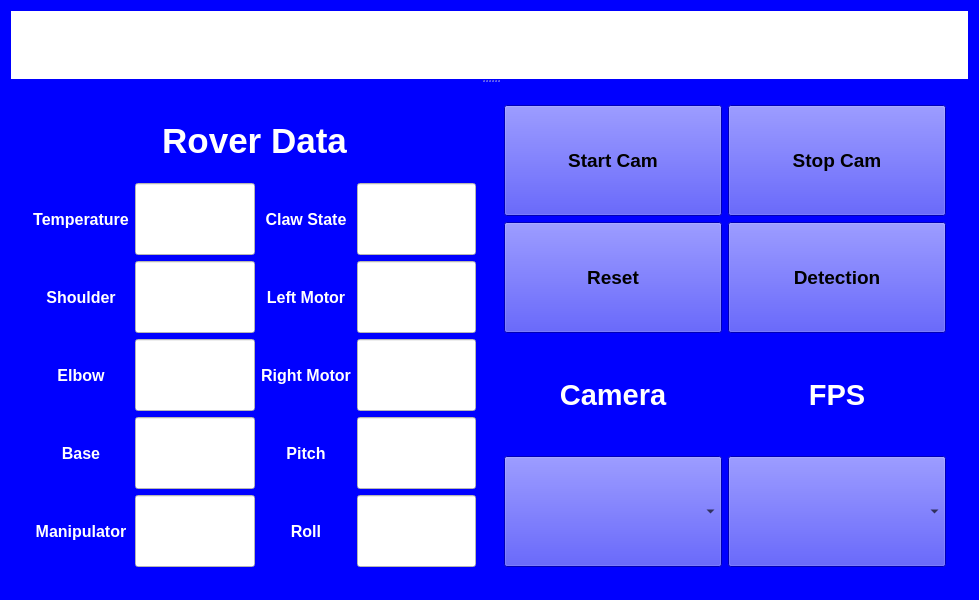
This is MainWindow/mainwindow.ui in RASC-AL/UX as Qt 5 draws it before an edit. The edited form follows.
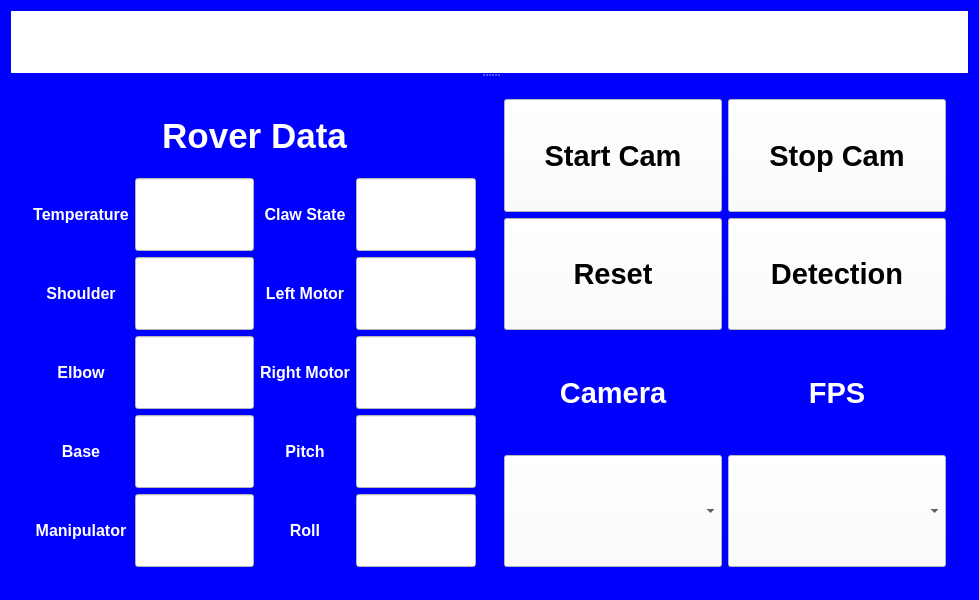
This is the edited form. Icons and pictures are not drawn.

```diff
--- a/MainWindow/mainwindow.ui
+++ b/MainWindow/mainwindow.ui
@@ -63,6 +63,7 @@
             </property>
             <property name="font">
              <font>
+              <family>Ubuntu</family>
               <pointsize>12</pointsize>
               <weight>75</weight>
               <bold>true</bold>
@@ -89,6 +90,7 @@
             </property>
             <property name="font">
              <font>
+              <family>Ubuntu</family>
               <pointsize>12</pointsize>
               <weight>75</weight>
               <bold>true</bold>
@@ -113,9 +115,24 @@
               <verstretch>1</verstretch>
              </sizepolicy>
             </property>
+            <property name="font">
+             <font>
+              <family>Ubuntu</family>
+              <pointsize>12</pointsize>
+              <weight>75</weight>
+              <italic>false</italic>
+              <bold>true</bold>
+             </font>
+            </property>
             <property name="styleSheet">
              <string notr="true">background-color: rgb(255, 255, 255);</string>
             </property>
+            <property name="alignment">
+             <set>Qt::AlignCenter</set>
+            </property>
+            <property name="readOnly">
+             <bool>true</bool>
+            </property>
            </widget>
           </item>
           <item row="5" column="0">
@@ -128,6 +145,7 @@
             </property>
             <property name="font">
              <font>
+              <family>Ubuntu</family>
               <pointsize>12</pointsize>
               <weight>75</weight>
               <bold>true</bold>
@@ -152,9 +170,24 @@
               <verstretch>1</verstretch>
              </sizepolicy>
             </property>
+            <property name="font">
+             <font>
+              <family>Ubuntu</family>
+              <pointsize>12</pointsize>
+              <weight>75</weight>
+              <italic>false</italic>
+              <bold>true</bold>
+             </font>
+            </property>
             <property name="styleSheet">
              <string notr="true">background-color: rgb(255, 255, 255);</string>
             </property>
+            <property name="alignment">
+             <set>Qt::AlignCenter</set>
+            </property>
+            <property name="readOnly">
+             <bool>true</bool>
+            </property>
            </widget>
           </item>
           <item row="3" column="2">
@@ -167,6 +200,7 @@
             </property>
             <property name="font">
              <font>
+              <family>Ubuntu</family>
               <pointsize>12</pointsize>
               <weight>75</weight>
               <bold>true</bold>
@@ -191,9 +225,24 @@
               <verstretch>1</verstretch>
              </sizepolicy>
             </property>
+            <property name="font">
+             <font>
+              <family>Ubuntu</family>
+              <pointsize>12</pointsize>
+              <weight>75</weight>
+              <italic>false</italic>
+              <bold>true</bold>
+             </font>
+            </property>
             <property name="styleSheet">
              <string notr="true">background-color: rgb(255, 255, 255);</string>
             </property>
+            <property name="alignment">
+             <set>Qt::AlignCenter</set>
+            </property>
+            <property name="readOnly">
+             <bool>true</bool>
+            </property>
            </widget>
           </item>
           <item row="4" column="1">
@@ -204,9 +253,24 @@
               <verstretch>1</verstretch>
              </sizepolicy>
             </property>
+            <property name="font">
+             <font>
+              <family>Ubuntu</family>
+              <pointsize>12</pointsize>
+              <weight>75</weight>
+              <italic>false</italic>
+              <bold>true</bold>
+             </font>
+            </property>
             <property name="styleSheet">
              <string notr="true">background-color: rgb(255, 255, 255);</string>
             </property>
+            <property name="alignment">
+             <set>Qt::AlignCenter</set>
+            </property>
+            <property name="readOnly">
+             <bool>true</bool>
+            </property>
            </widget>
           </item>
           <item row="1" column="3">
@@ -217,9 +281,24 @@
               <verstretch>1</verstretch>
              </sizepolicy>
             </property>
+            <property name="font">
+             <font>
+              <family>Ubuntu</family>
+              <pointsize>12</pointsize>
+              <weight>75</weight>
+              <italic>false</italic>
+              <bold>true</bold>
+             </font>
+            </property>
             <property name="styleSheet">
              <string notr="true">background-color: rgb(255, 255, 255);</string>
             </property>
+            <property name="alignment">
+             <set>Qt::AlignCenter</set>
+            </property>
+            <property name="readOnly">
+             <bool>true</bool>
+            </property>
            </widget>
           </item>
           <item row="1" column="2">
@@ -232,6 +311,7 @@
             </property>
             <property name="font">
              <font>
+              <family>Ubuntu</family>
               <pointsize>12</pointsize>
               <weight>75</weight>
               <bold>true</bold>
@@ -258,6 +338,7 @@
             </property>
             <property name="font">
              <font>
+              <family>Ubuntu</family>
               <pointsize>12</pointsize>
               <weight>75</weight>
               <bold>true</bold>
@@ -282,9 +363,24 @@
               <verstretch>1</verstretch>
              </sizepolicy>
             </property>
+            <property name="font">
+             <font>
+              <family>Ubuntu</family>
+              <pointsize>12</pointsize>
+              <weight>75</weight>
+              <italic>false</italic>
+              <bold>true</bold>
+             </font>
+            </property>
             <property name="styleSheet">
              <string notr="true">background-color: rgb(255, 255, 255);</string>
             </property>
+            <property name="alignment">
+             <set>Qt::AlignCenter</set>
+            </property>
+            <property name="readOnly">
+             <bool>true</bool>
+            </property>
            </widget>
           </item>
           <item row="2" column="2">
@@ -297,6 +393,7 @@
             </property>
             <property name="font">
              <font>
+              <family>Ubuntu</family>
               <pointsize>12</pointsize>
               <weight>75</weight>
               <bold>true</bold>
@@ -321,9 +418,24 @@
               <verstretch>1</verstretch>
              </sizepolicy>
             </property>
+            <property name="font">
+             <font>
+              <family>Ubuntu</family>
+              <pointsize>12</pointsize>
+              <weight>75</weight>
+              <italic>false</italic>
+              <bold>true</bold>
+             </font>
+            </property>
             <property name="styleSheet">
              <string notr="true">background-color: rgb(255, 255, 255);</string>
             </property>
+            <property name="alignment">
+             <set>Qt::AlignCenter</set>
+            </property>
+            <property name="readOnly">
+             <bool>true</bool>
+            </property>
            </widget>
           </item>
           <item row="5" column="1">
@@ -334,9 +446,24 @@
               <verstretch>1</verstretch>
              </sizepolicy>
             </property>
+            <property name="font">
+             <font>
+              <family>Ubuntu</family>
+              <pointsize>12</pointsize>
+              <weight>75</weight>
+              <italic>false</italic>
+              <bold>true</bold>
+             </font>
+            </property>
             <property name="styleSheet">
              <string notr="true">background-color: rgb(255, 255, 255);</string>
             </property>
+            <property name="alignment">
+             <set>Qt::AlignCenter</set>
+            </property>
+            <property name="readOnly">
+             <bool>true</bool>
+            </property>
            </widget>
           </item>
           <item row="3" column="0">
@@ -349,6 +476,7 @@
             </property>
             <property name="font">
              <font>
+              <family>Ubuntu</family>
               <pointsize>12</pointsize>
               <weight>75</weight>
               <bold>true</bold>
@@ -402,9 +530,24 @@
               <verstretch>1</verstretch>
              </sizepolicy>
             </property>
+            <property name="font">
+             <font>
+              <family>Ubuntu</family>
+              <pointsize>12</pointsize>
+              <weight>75</weight>
+              <italic>false</italic>
+              <bold>true</bold>
+             </font>
+            </property>
             <property name="styleSheet">
              <string notr="true">background-color: rgb(255, 255, 255);</string>
             </property>
+            <property name="alignment">
+             <set>Qt::AlignCenter</set>
+            </property>
+            <property name="readOnly">
+             <bool>true</bool>
+            </property>
            </widget>
           </item>
           <item row="4" column="2">
@@ -417,6 +560,7 @@
             </property>
             <property name="font">
              <font>
+              <family>Ubuntu</family>
               <pointsize>12</pointsize>
               <weight>75</weight>
               <bold>true</bold>
@@ -443,6 +587,7 @@
             </property>
             <property name="font">
              <font>
+              <family>Ubuntu</family>
               <pointsize>12</pointsize>
               <weight>75</weight>
               <bold>true</bold>
@@ -467,9 +612,24 @@
               <verstretch>1</verstretch>
              </sizepolicy>
             </property>
+            <property name="font">
+             <font>
+              <family>Ubuntu</family>
+              <pointsize>12</pointsize>
+              <weight>75</weight>
+              <italic>false</italic>
+              <bold>true</bold>
+             </font>
+            </property>
             <property name="styleSheet">
              <string notr="true">background-color: rgb(255, 255, 255);</string>
             </property>
+            <property name="alignment">
+             <set>Qt::AlignCenter</set>
+            </property>
+            <property name="readOnly">
+             <bool>true</bool>
+            </property>
            </widget>
           </item>
          </layout>
@@ -494,11 +654,16 @@
             </property>
             <property name="font">
              <font>
-              <pointsize>14</pointsize>
+              <family>Ubuntu</family>
+              <pointsize>22</pointsize>
               <weight>75</weight>
+              <italic>false</italic>
               <bold>true</bold>
              </font>
             </property>
+            <property name="styleSheet">
+             <string notr="true">background-color: rgb(255, 255, 255);</string>
+            </property>
             <property name="text">
              <string>Start Cam</string>
             </property>
@@ -514,11 +679,16 @@
             </property>
             <property name="font">
              <font>
-              <pointsize>14</pointsize>
+              <family>Ubuntu</family>
+              <pointsize>22</pointsize>
               <weight>75</weight>
+              <italic>false</italic>
               <bold>true</bold>
              </font>
             </property>
+            <property name="styleSheet">
+             <string notr="true">background-color: rgb(255, 255, 255);</string>
+            </property>
             <property name="text">
              <string>Stop Cam</string>
             </property>
@@ -534,11 +704,16 @@
             </property>
             <property name="font">
              <font>
-              <pointsize>14</pointsize>
+              <family>Ubuntu</family>
+              <pointsize>22</pointsize>
               <weight>75</weight>
+              <italic>false</italic>
               <bold>true</bold>
              </font>
             </property>
+            <property name="styleSheet">
+             <string notr="true">background-color: rgb(255, 255, 255);</string>
+            </property>
             <property name="text">
              <string>Reset</string>
             </property>
@@ -548,6 +723,7 @@
            <widget class="QLabel" name="cameraLabel">
             <property name="font">
              <font>
+              <family>Ubuntu</family>
               <pointsize>22</pointsize>
               <weight>75</weight>
               <bold>true</bold>
@@ -572,12 +748,25 @@
               <verstretch>0</verstretch>
              </sizepolicy>
             </property>
+            <property name="font">
+             <font>
+              <family>Ubuntu</family>
+              <pointsize>22</pointsize>
+              <weight>75</weight>
+              <italic>false</italic>
+              <bold>true</bold>
+             </font>
+            </property>
+            <property name="styleSheet">
+             <string notr="true">background-color: rgb(255, 255, 255);</string>
+            </property>
            </widget>
           </item>
           <item row="2" column="1">
            <widget class="QLabel" name="FPSLabel">
             <property name="font">
              <font>
+              <family>Ubuntu</family>
               <pointsize>22</pointsize>
               <weight>75</weight>
               <bold>true</bold>
@@ -605,6 +794,18 @@
               <verstretch>0</verstretch>
              </sizepolicy>
             </property>
+            <property name="font">
+             <font>
+              <family>Ubuntu</family>
+              <pointsize>22</pointsize>
+              <weight>75</weight>
+              <italic>false</italic>
+              <bold>true</bold>
+             </font>
+            </property>
+            <property name="styleSheet">
+             <string notr="true">background-color: rgb(255, 255, 255);</string>
+            </property>
            </widget>
           </item>
           <item row="1" column="1">
@@ -617,11 +818,16 @@
             </property>
             <property name="font">
              <font>
-              <pointsize>14</pointsize>
+              <family>Ubuntu</family>
+              <pointsize>22</pointsize>
               <weight>75</weight>
+              <italic>false</italic>
               <bold>true</bold>
              </font>
             </property>
+            <property name="styleSheet">
+             <string notr="true">background-color: rgb(255, 255, 255);</string>
+            </property>
             <property name="text">
              <string>Detection</string>
             </property>
```
